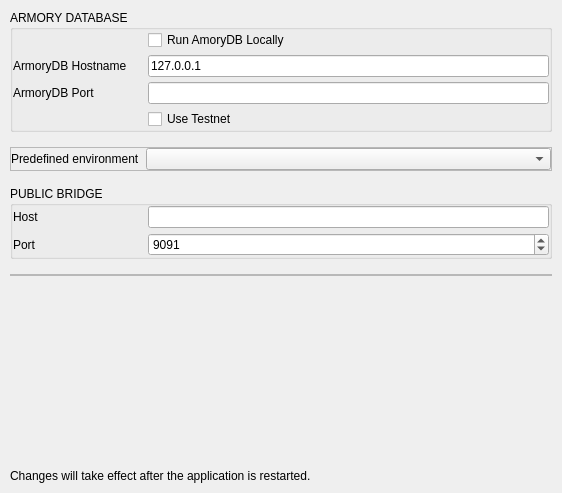
BlockSettle/terminal, file BlockSettleUILib/NetworkSettingsPage.ui: the form before one commit.
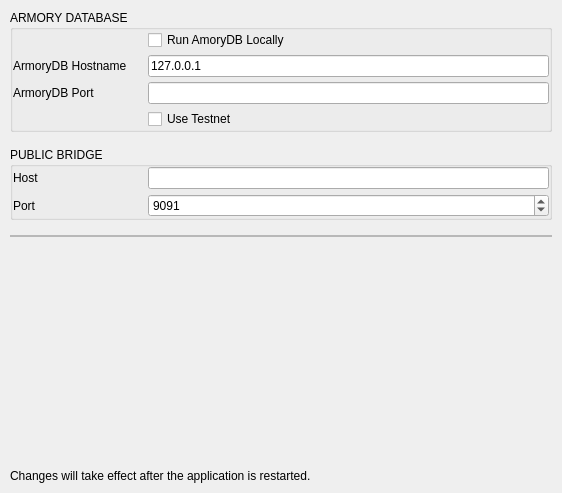
The form after the commit.

Commit message: Remove env selection in network settings

```diff
--- a/BlockSettleUILib/NetworkSettingsPage.ui
+++ b/BlockSettleUILib/NetworkSettingsPage.ui
@@ -265,59 +265,7 @@
     </widget>
    </item>
    <item>
-    <widget class="QFrame" name="frame">
-     <property name="frameShape">
-      <enum>QFrame::StyledPanel</enum>
-     </property>
-     <property name="frameShadow">
-      <enum>QFrame::Raised</enum>
-     </property>
-     <layout class="QHBoxLayout" name="horizontalLayout_9">
-      <property name="spacing">
-       <number>5</number>
-      </property>
-      <property name="leftMargin">
-       <number>0</number>
-      </property>
-      <property name="topMargin">
-       <number>0</number>
-      </property>
-      <property name="rightMargin">
-       <number>0</number>
-      </property>
-      <property name="bottomMargin">
-       <number>0</number>
-      </property>
-      <item>
-       <widget class="QLabel" name="label_4">
-        <property name="minimumSize">
-         <size>
-          <width>130</width>
-          <height>0</height>
-         </size>
-        </property>
-        <property name="maximumSize">
-         <size>
-          <width>130</width>
-          <height>16777215</height>
-         </size>
-        </property>
-        <property name="text">
-         <string>Predefined environment</string>
-        </property>
-        <property name="wordWrap">
-         <bool>true</bool>
-        </property>
-       </widget>
-      </item>
-      <item>
-       <widget class="QComboBox" name="comboBoxEnv"/>
-      </item>
-     </layout>
-    </widget>
-   </item>
-   <item>
-    <widget class="QGroupBox" name="groupBox_3">
+    <widget class="QGroupBox" name="PublicBridgeSettingsGroup">
      <property name="title">
       <string>PUBLIC BRIDGE</string>
      </property>
```
Left out of the diff: 5 changed lines with no effect on the pictures. The commit also changes 2 other files.
